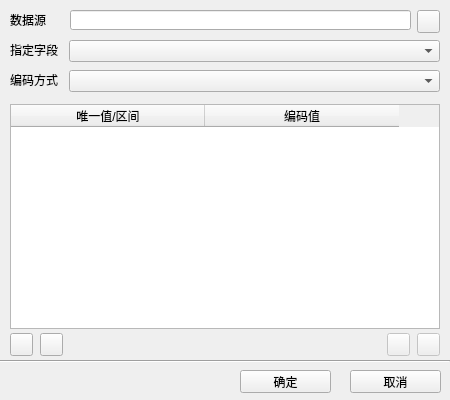
The window that FormEncode.ui (artifact113/particle-swarm-optimization) describes before a commit, drawn with Qt 5.
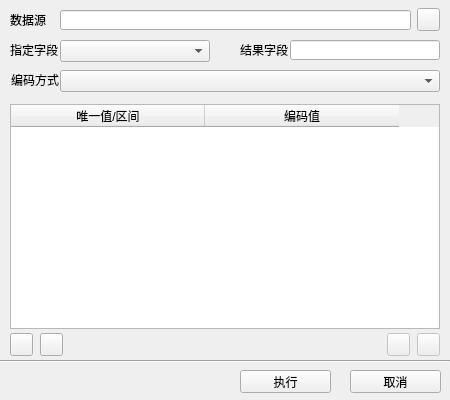
The same window after the commit. Icons and pictures are not drawn.

```diff
--- a/FormEncode.ui
+++ b/FormEncode.ui
@@ -32,9 +32,9 @@
   <widget class="QLineEdit" name="txtDataSource">
    <property name="geometry">
     <rect>
-     <x>70</x>
+     <x>60</x>
      <y>10</y>
-     <width>341</width>
+     <width>351</width>
      <height>20</height>
     </rect>
    </property>
@@ -46,7 +46,7 @@
    <property name="geometry">
     <rect>
      <x>417</x>
-     <y>10</y>
+     <y>8</y>
      <width>23</width>
      <height>23</height>
     </rect>
@@ -75,9 +75,9 @@
   <widget class="QComboBox" name="cmbFieldName">
    <property name="geometry">
     <rect>
-     <x>69</x>
+     <x>60</x>
      <y>40</y>
-     <width>371</width>
+     <width>150</width>
      <height>22</height>
     </rect>
    </property>
@@ -98,9 +98,9 @@
   <widget class="QComboBox" name="cmbEncodeType">
    <property name="geometry">
     <rect>
-     <x>69</x>
+     <x>60</x>
      <y>70</y>
-     <width>371</width>
+     <width>380</width>
      <height>22</height>
     </rect>
    </property>
@@ -108,7 +108,7 @@
   <widget class="QLabel" name="label_2">
    <property name="geometry">
     <rect>
-     <x>10</x>
+     <x>11</x>
      <y>72</y>
      <width>51</width>
      <height>16</height>
@@ -172,7 +172,7 @@
     </rect>
    </property>
    <property name="text">
-    <string>确定</string>
+    <string>执行</string>
    </property>
   </widget>
   <widget class="QPushButton" name="btnCancel">
@@ -275,6 +275,29 @@
      <normaloff>:/loadconfig</normaloff>:/loadconfig</iconset>
    </property>
   </widget>
+  <widget class="QLabel" name="label_3">
+   <property name="geometry">
+    <rect>
+     <x>240</x>
+     <y>42</y>
+     <width>51</width>
+     <height>16</height>
+    </rect>
+   </property>
+   <property name="text">
+    <string>结果字段</string>
+   </property>
+  </widget>
+  <widget class="QLineEdit" name="txtResultFiledName">
+   <property name="geometry">
+    <rect>
+     <x>290</x>
+     <y>40</y>
+     <width>150</width>
+     <height>20</height>
+    </rect>
+   </property>
+  </widget>
  </widget>
  <resources>
   <include location="HPGCToolbox.qrc"/>
```
